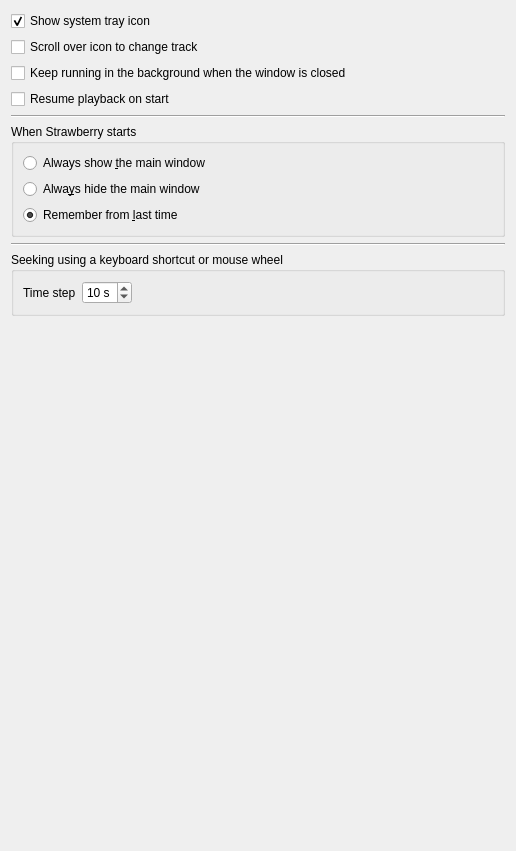
strawberrymusicplayer/strawberry, file src/settings/behavioursettingspage.ui: the form before one commit.
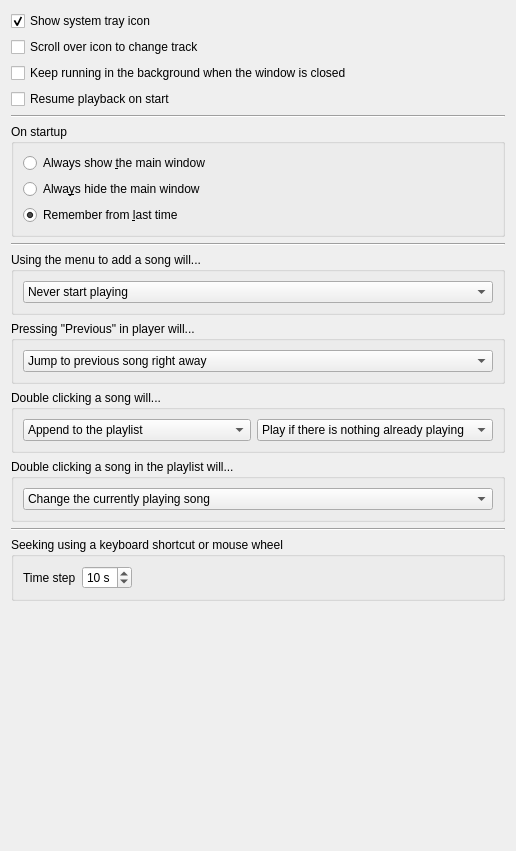
The form after the commit.

```diff
--- a/src/settings/behavioursettingspage.ui
+++ b/src/settings/behavioursettingspage.ui
@@ -64,7 +64,7 @@
    <item>
     <widget class="QGroupBox" name="groupbox_startup">
      <property name="title">
-      <string>When Strawberry starts</string>
+      <string>On startup</string>
      </property>
      <layout class="QVBoxLayout" name="layout_mainwindow">
       <item>
@@ -101,6 +101,154 @@
      </property>
     </widget>
    </item>
+   <item>
+    <widget class="QGroupBox" name="groupBox_1">
+     <property name="title">
+      <string>Using the menu to add a song will...</string>
+     </property>
+     <layout class="QVBoxLayout" name="verticalLayout_18">
+      <item>
+       <widget class="QComboBox" name="combobox_menuplaymode">
+        <property name="currentIndex">
+         <number>0</number>
+        </property>
+        <item>
+         <property name="text">
+          <string>Never start playing</string>
+         </property>
+        </item>
+        <item>
+         <property name="text">
+          <string>Play if there is nothing already playing</string>
+         </property>
+        </item>
+        <item>
+         <property name="text">
+          <string>Always start playing</string>
+         </property>
+        </item>
+       </widget>
+      </item>
+     </layout>
+    </widget>
+   </item>
+   <item>
+    <widget class="QGroupBox" name="groupbox_previous">
+     <property name="title">
+      <string>Pressing &quot;Previous&quot; in player will...</string>
+     </property>
+     <layout class="QVBoxLayout" name="verticalLayout_19">
+      <item>
+       <widget class="QComboBox" name="combobox_previousmode">
+        <property name="currentIndex">
+         <number>0</number>
+        </property>
+        <item>
+         <property name="text">
+          <string>Jump to previous song right away</string>
+         </property>
+        </item>
+        <item>
+         <property name="text">
+          <string>Restart song, then jump to previous if pressed again</string>
+         </property>
+        </item>
+       </widget>
+      </item>
+     </layout>
+    </widget>
+   </item>
+   <item>
+    <widget class="QGroupBox" name="groupbox_doubleclickaddmode">
+     <property name="title">
+      <string>Double clicking a song will...</string>
+     </property>
+     <layout class="QHBoxLayout" name="horizontalLayout_6">
+      <item>
+       <widget class="QComboBox" name="combobox_doubleclickaddmode">
+        <property name="currentIndex">
+         <number>0</number>
+        </property>
+        <item>
+         <property name="text">
+          <string>Append to the playlist</string>
+         </property>
+        </item>
+        <item>
+         <property name="text">
+          <string>Replace the playlist</string>
+         </property>
+        </item>
+        <item>
+         <property name="text">
+          <string>Open in new playlist</string>
+         </property>
+        </item>
+        <item>
+         <property name="text">
+          <string>Add to the queue</string>
+         </property>
+        </item>
+       </widget>
+      </item>
+      <item>
+       <widget class="QComboBox" name="combobox_doubleclickplaymode">
+        <property name="currentIndex">
+         <number>1</number>
+        </property>
+        <item>
+         <property name="text">
+          <string>Never start playing</string>
+         </property>
+        </item>
+        <item>
+         <property name="text">
+          <string>Play if there is nothing already playing</string>
+         </property>
+        </item>
+        <item>
+         <property name="text">
+          <string>Always start playing</string>
+         </property>
+        </item>
+       </widget>
+      </item>
+     </layout>
+    </widget>
+   </item>
+   <item>
+    <widget class="QGroupBox" name="groupbox_doubleclickplaylist">
+     <property name="title">
+      <string>Double clicking a song in the playlist will...</string>
+     </property>
+     <layout class="QVBoxLayout" name="layout_doubleclick_playlist">
+      <item>
+       <widget class="QComboBox" name="combobox_doubleclickplaylistaddmode">
+        <property name="currentIndex">
+         <number>0</number>
+        </property>
+        <item>
+         <property name="text">
+          <string>Change the currently playing song</string>
+         </property>
+        </item>
+        <item>
+         <property name="text">
+          <string>Add to the queue</string>
+         </property>
+        </item>
+       </widget>
+      </item>
+     </layout>
+    </widget>
+   </item>
+   <item>
+    <widget class="Line" name="line_3">
+     <property name="orientation">
+      <enum>Qt::Horizontal</enum>
+     </property>
+    </widget>
+   </item>
    <item>
     <widget class="QGroupBox" name="groupbox_seekstep">
      <property name="title">
```
